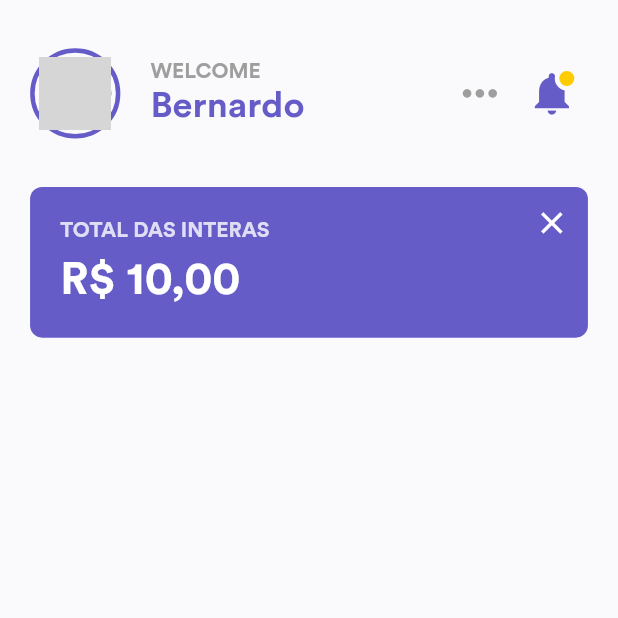
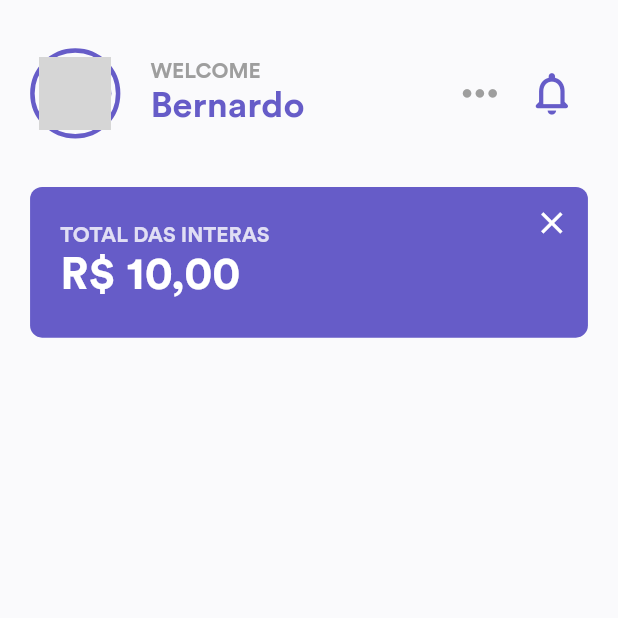
Before and after one commit to bernardoveras/intera-frontend, a Flutter app: the screen it shows after launch, on a phone screen of 412 x 824 dp, the top half of it. Run offline on Flutter 3.47's test engine with Material 2 defaults, Android fonts, the phone set to English and light mode, and no system bars; our stand-ins replace animate_do, flutter_screenutil, get, get_storage; network calls fail; grey boxes are pictures that could not be loaded.

```diff
--- a/lib/presentation/home/components/app_bar/app_bar.dart
+++ b/lib/presentation/home/components/app_bar/app_bar.dart
@@ -1,8 +1,6 @@
 import 'package:flutter/material.dart';
-import 'package:intera/presentation/home/components/app_bar/nofitication_row.dart';
-import 'package:intera/presentation/home/components/app_bar/profile_name.dart';
-import 'package:intera/presentation/home/components/app_bar/profile_picture.dart';
 import '../../../../shared/extensions/screen_util_extension.dart';
+import 'components.dart';
 
 class HomeAppBar extends PreferredSize {
   HomeAppBar({Key? key})
@@ -25,7 +23,7 @@ class HomeAppBar extends PreferredSize {
                       ProfileName(profileName: 'Bernardo'),
                     ],
                   ),
-                  NotificationRow(hasNotification: true),
+                  NotificationRow(hasNotification: false),
                 ],
               ),
             ),
--- /dev/null
+++ b/lib/presentation/home/components/app_bar/components.dart
@@ -0,0 +1,3 @@
+export 'nofitication_row.dart';
+export 'profile_name.dart';
+export 'profile_picture.dart';
--- a/lib/presentation/home/components/app_bar/nofitication_row.dart
+++ b/lib/presentation/home/components/app_bar/nofitication_row.dart
@@ -1,7 +1,6 @@
 import 'package:animate_do/animate_do.dart';
 import 'package:flutter/material.dart';
 import '../../../../shared/extensions/screen_util_extension.dart';
-import '../../../../shared/theme/theme.dart';
 
 class NotificationRow extends StatelessWidget {
   final bool hasNotification;
@@ -11,15 +10,15 @@ class NotificationRow extends StatelessWidget {
 
   @override
   Widget build(BuildContext context) {
-    return Stack(
-      alignment: Alignment.topRight,
-      children: [
-        FadeInUp(
+    return FadeInUp(
       from: 20,
       duration: Duration(milliseconds: 300),
       child: Row(
+        mainAxisAlignment: MainAxisAlignment.center,
+        crossAxisAlignment: CrossAxisAlignment.center,
         children: [
           IconButton(
+            iconSize: 34.height,
             padding: EdgeInsets.zero,
             focusColor: Colors.transparent,
             hoverColor: Colors.transparent,
@@ -35,13 +34,16 @@ class NotificationRow extends StatelessWidget {
             },
           ),
           IconButton(
+            iconSize: 34.height,
             padding: EdgeInsets.zero,
             focusColor: Colors.transparent,
             hoverColor: Colors.transparent,
             highlightColor: Colors.transparent,
             splashColor: Colors.transparent,
             icon: Icon(
-                  Icons.notifications,
+              hasNotification == true
+                  ? Icons.notifications_rounded
+                  : Icons.notifications_none_rounded,
               size: 34.height,
               color: Theme.of(context).primaryColor,
             ),
@@ -51,32 +53,6 @@ class NotificationRow extends StatelessWidget {
           ),
         ],
       ),
-        ),
-        hasNotification == true
-            ? Positioned(
-                top: 6.height,
-                right: 6.width,
-                child: FlipInX(
-                  delay: Duration(milliseconds: 400),
-                  child: Container(
-                    height: 16.height,
-                    width: 16.width,
-                    decoration: BoxDecoration(
-                      color: Theme.of(context).backgroundColor,
-                      shape: BoxShape.circle,
-                    ),
-                    child: Container(
-                      margin: EdgeInsets.all(3.height),
-                      decoration: BoxDecoration(
-                        color: AppTheme.warning,
-                        shape: BoxShape.circle,
-                      ),
-                    ),
-                  ),
-                ),
-              )
-            : SizedBox.shrink(),
-      ],
     );
   }
 }
--- /dev/null
+++ b/lib/presentation/home/components/components.dart
@@ -0,0 +1,2 @@
+export 'total_of_interas.dart';
+export 'app_bar/app_bar.dart';
--- a/lib/presentation/home/components/total_of_interas.dart
+++ b/lib/presentation/home/components/total_of_interas.dart
@@ -43,6 +43,10 @@ class _TotalOfInterasState extends State<TotalOfInteras> {
                       top: 0,
                       right: 0,
                       child: IconButton(
+                        focusColor: Colors.transparent,
+                        hoverColor: Colors.transparent,
+                        splashColor: Colors.transparent,
+                        highlightColor: Colors.transparent,
                         icon: Icon(
                           Icons.close,
                           color: Colors.white,
@@ -66,7 +70,11 @@ class _TotalOfInterasState extends State<TotalOfInteras> {
                     Padding(
                       padding: EdgeInsets.all(20.height),
                       child: Column(
-                        mainAxisAlignment: MainAxisAlignment.spaceBetween,
+                        mainAxisAlignment: MainAxisAlignment.center,
+                        crossAxisAlignment: CrossAxisAlignment.start,
+                        children: [
+                          Column(
+                            mainAxisAlignment: MainAxisAlignment.center,
                             crossAxisAlignment: CrossAxisAlignment.start,
                             children: [
                               Text(
@@ -92,6 +100,8 @@ class _TotalOfInterasState extends State<TotalOfInteras> {
                               ),
                             ],
                           ),
+                        ],
+                      ),
                     ),
                   ],
                 ),
--- a/lib/presentation/home/home_page.dart
+++ b/lib/presentation/home/home_page.dart
@@ -1,27 +1,37 @@
 import 'package:flutter/material.dart';
-import 'package:intera/presentation/home/components/total_of_interas.dart';
 import '../../shared/extensions/screen_util_extension.dart';
-import 'components/app_bar/app_bar.dart';
+import 'components/components.dart';
 
-class HomePage extends StatelessWidget {
+class HomePage extends StatefulWidget {
+  @override
+  _HomePageState createState() => _HomePageState();
+}
+
+class _HomePageState extends State<HomePage>
+    with SingleTickerProviderStateMixin {
+  late TabController tabController;
+
+  @override
+  void initState() {
+    tabController = TabController(length: 2, vsync: this);
+    super.initState();
+  }
+
   @override
   Widget build(BuildContext context) {
     return Scaffold(
       appBar: HomeAppBar(),
-      body: SingleChildScrollView(
-        physics: BouncingScrollPhysics(),
-        child: Padding(
-          padding: EdgeInsets.only(
-            left: 20.width,
-            right: 20.width,
-            bottom: 20.height,
+      body: Column(
+        crossAxisAlignment: CrossAxisAlignment.start,
+        children: [
+          Padding(
+            padding: EdgeInsets.only(
+              left: 20.width,
+              right: 20.width,
+            ),
+            child: TotalOfInteras(total: 10),
           ),
-          child: Column(
-            children: [
-              TotalOfInteras(total: 10),
-            ],
-          ),
-        ),
+        ],
       ),
     );
   }
```
Also changed, not shown: lib/shared/components/material_indicator.dart (added). Lines whose indentation alone changed are shown as unchanged.
